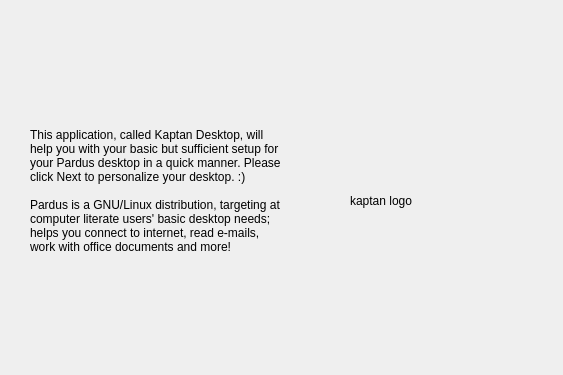
Qt form kde4/kaptan4/src/gui/welcomeWidget.ui (pars-linux/uludag) before a commit.
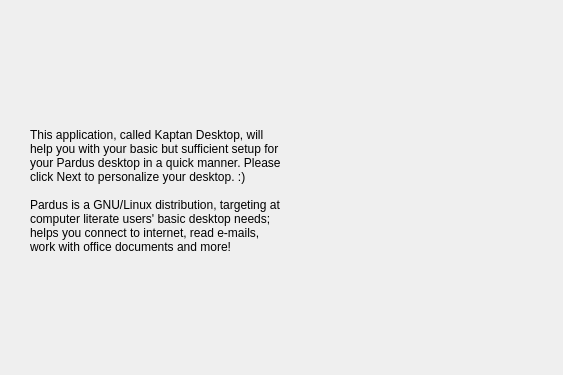
The same form after that commit.

The edit to the form file:
```diff
--- a/kde4/kaptan4/src/gui/welcomeWidget.ui
+++ b/kde4/kaptan4/src/gui/welcomeWidget.ui
@@ -40,7 +40,7 @@
     </rect>
    </property>
    <property name="text" >
-    <string>kaptan logo</string>
+    <string/>
    </property>
   </widget>
  </widget>
```
